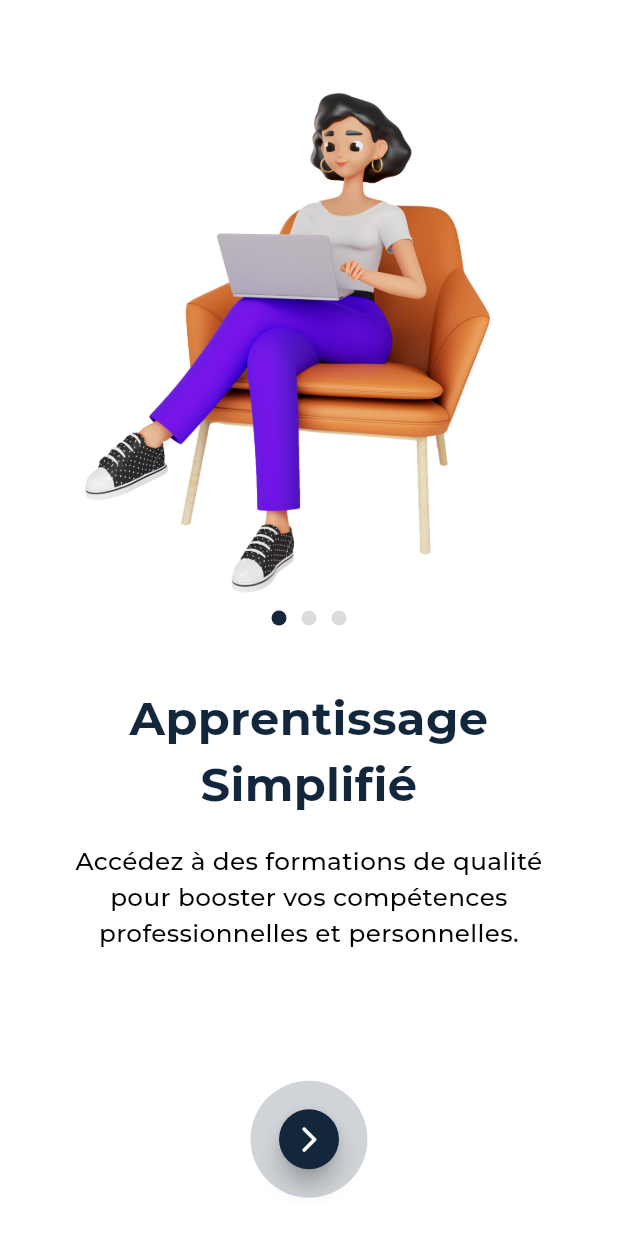
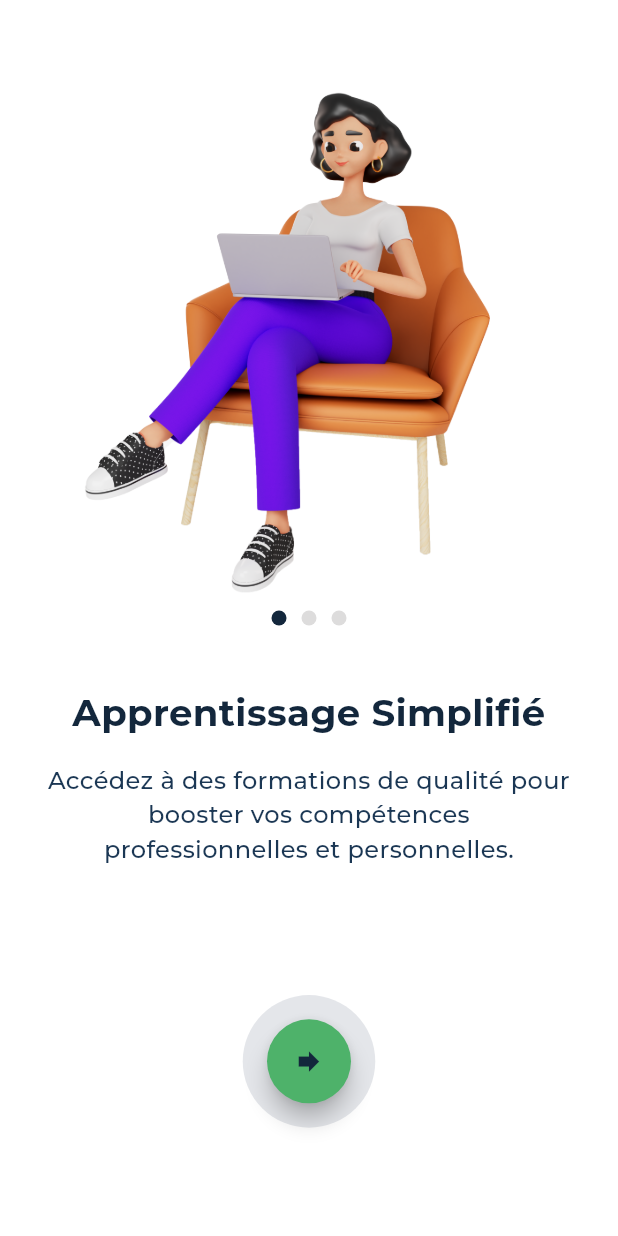
Before and after one commit to ObedYAMEOGO/edu_app_project, a Flutter app: the screen it shows after launch, on a phone screen of 412 x 824 dp. Run offline on Flutter 3.47's test engine with Material 3 defaults, Android fonts, the phone set to English and light mode, and no system bars; drawn by our look-alikes of smooth_page_indicator; our stand-ins replace audioplayers, awesome_snackbar_content, badges, bloc, chewie, cloud_firestore and 19 more; missing offline and left inert: ffmpeg_kit_flutter, file_icon, flutter_link_previewer, flutter_stripe, purchases_flutter, youtube_metadata; accounts and stored records are empty; project files that could hold a hidden picture were left out.

Commit message:
changes have been made

```diff
--- a/lib/src/on_boarding/presentation/widgets/on_boarding_body.dart
+++ b/lib/src/on_boarding/presentation/widgets/on_boarding_body.dart
@@ -51,9 +51,9 @@ class _OnBoardingBodyState extends State<OnBoardingBody>
     final double padding = context.width * 0.07;
     final double imageHeight = context.height * 0.5;
     final double buttonWidth = context.width * 0.2;
-    final double fontSizeTitle = context.width * 0.075;
+    final double fontSizeTitle = context.width * 0.06;
     final double fontSizeDescription =
-        context.width * 0.04; // Description font size
+        context.width * 0.039; // Description font size
 
     return SingleChildScrollView(
       child: Column(
@@ -76,7 +76,7 @@ class _OnBoardingBodyState extends State<OnBoardingBody>
                   style: TextStyle(
                     fontFamily: Fonts.montserrat,
                     fontSize: fontSizeTitle,
-                    fontWeight: FontWeight.bold,
+                    fontWeight: FontWeight.w600,
                     color: Colours.primaryColour,
                   ),
                 ),
@@ -86,7 +86,7 @@ class _OnBoardingBodyState extends State<OnBoardingBody>
                   textAlign: TextAlign.center,
                   style: TextStyle(
                     fontSize: fontSizeDescription,
-                    color: Colours.darkColour,
+                    color: Colours.secondaryColour,
                   ),
                 ),
                 SizedBox(height: context.height * 0.08),
@@ -108,22 +108,22 @@ class _OnBoardingBodyState extends State<OnBoardingBody>
                         ),
                       ),
                       child: Container(
-                        width: context.width * 0.15,
-                        height: context.width * 0.15,
+                        width: context.width * 0.17,
+                        height: context.width * 0.17,
                         decoration: BoxDecoration(
                           shape: BoxShape.circle,
-                          color: Colours.primaryColour.withOpacity(0.2),
+                          color: Color(0xFFE4E6EA),
                         ),
                       ),
                     ),
                     FloatingActionButton(
                       shape: const CircleBorder(),
-                      mini: true,
+                      mini: false,
                       onPressed: widget.onNextPagePressed,
-                      backgroundColor: Colours.primaryColour,
+                      backgroundColor: Colours.successColor,
                       child: Icon(
-                        Icons.arrow_forward_ios_rounded,
-                        color: Colours.whiteColour,
+                        Icons.forward,
+                        color: Colours.primaryColour,
                         size: context.width * 0.05,
                       ),
                     ),
@@ -137,8 +137,8 @@ class _OnBoardingBodyState extends State<OnBoardingBody>
                         horizontal: buttonWidth,
                         vertical: context.height * 0.020,
                       ),
-                      backgroundColor: Colours.primaryColour,
-                      foregroundColor: Colors.white,
+                      backgroundColor: Colours.successColor,
+                      foregroundColor: Colours.primaryColour,
                     ),
                     onPressed: () async {
                       final navigator = Navigator.of(context);
@@ -155,6 +155,7 @@ class _OnBoardingBodyState extends State<OnBoardingBody>
                       'Commencer',
                       style: TextStyle(
                         fontFamily: Fonts.montserrat,
+                        fontSize: fontSizeDescription,
                         fontWeight: FontWeight.w600,
                       ),
                     ),
--- a/lib/src/scholarship/presentation/widgets/scholarship_items.dart
+++ b/lib/src/scholarship/presentation/widgets/scholarship_items.dart
@@ -30,7 +30,6 @@ class ScholarshipItems extends StatelessWidget {
                 child: Column(
                   crossAxisAlignment: CrossAxisAlignment.start,
                   children: [
-                    // Scholarship Image and Logo
                     Stack(
                       children: [
                         ClipRRect(
@@ -103,7 +102,6 @@ class ScholarshipItems extends StatelessWidget {
                             ],
                           ),
                           const SizedBox(height: 6),
-                          // Country and Deadline in One Row
                           Row(
                             mainAxisAlignment: MainAxisAlignment.spaceBetween,
                             children: [
```
Also changed, not shown: lib/src/on_boarding/presentation/views/splash_screen.dart (+30 -2 lines).
